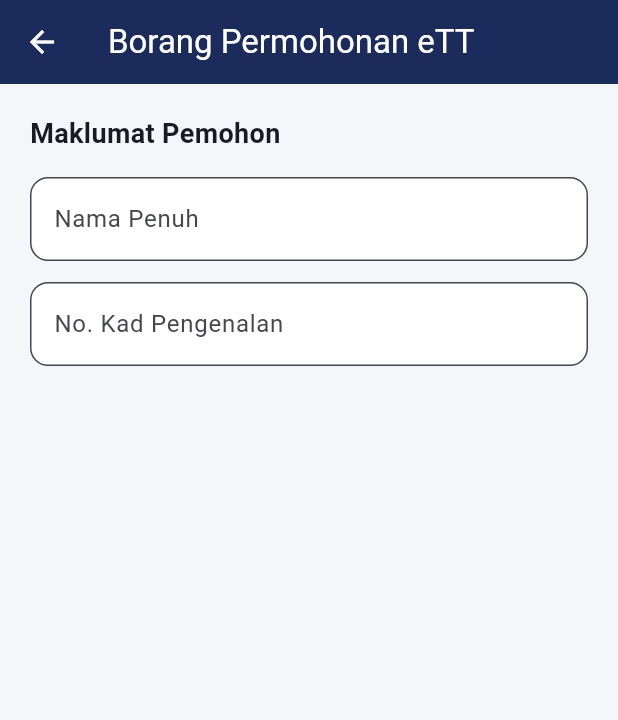
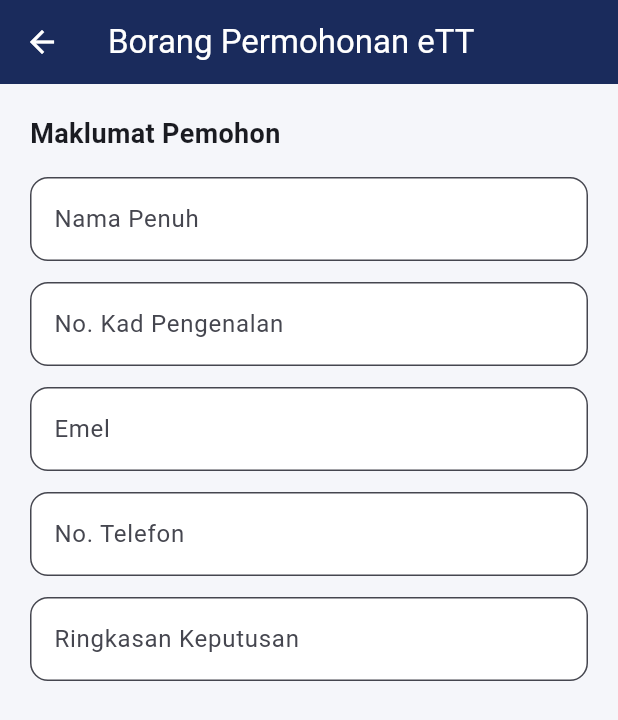
Before and after one commit to mfmz78-coder/ujian_flutter, a Flutter app: the ApplicationFormScreen screen opened directly with sample values from the repository, on a phone screen of 412 x 824 dp. Shown: the top 720 px of the screen. Run offline on Flutter 3.47's test engine with Material 3 defaults, Android fonts, the phone set to English and light mode, and no system bars.

Commit message:
Auto-save: lib/screens/application_form_screen.dart

```diff
--- a/lib/screens/application_form_screen.dart
+++ b/lib/screens/application_form_screen.dart
@@ -95,6 +95,46 @@ class _ApplicationFormScreenState extends State<ApplicationFormScreen> {
               ),
 
               // 👈 4.6 — TAMBAH Emel, Telefon, Ringkasan SELEPAS BARIS INI-------
+              const SizedBox(height: 14),
+
+TextFormField(
+  controller: _emailCtrl,
+  keyboardType: TextInputType.emailAddress,
+  decoration: const InputDecoration(
+    labelText: 'Emel',
+    hintText: 'nama@contoh.com',
+  ),
+  validator: validateEmail,
+),
+
+const SizedBox(height: 14),
+
+TextFormField(
+  controller: _phoneCtrl,
+  keyboardType: TextInputType.phone,
+  decoration: const InputDecoration(
+    labelText: 'No. Telefon',
+    hintText: '0123456789',
+  ),
+  validator: validatePhoneNumber,
+),
+
+const SizedBox(height: 14),
+
+TextFormField(
+  controller: _academicCtrl,
+  decoration: const InputDecoration(
+    labelText: 'Ringkasan Keputusan',
+    hintText: 'Cth: SPM 2025 — 9A',
+  ),
+  validator: (value) {
+    if (value == null || value.trim().isEmpty) {
+      return 'Ringkasan keputusan diperlukan';
+    }
+
+    return null;
+  },
+),
             ],
           ),
         ),
```
